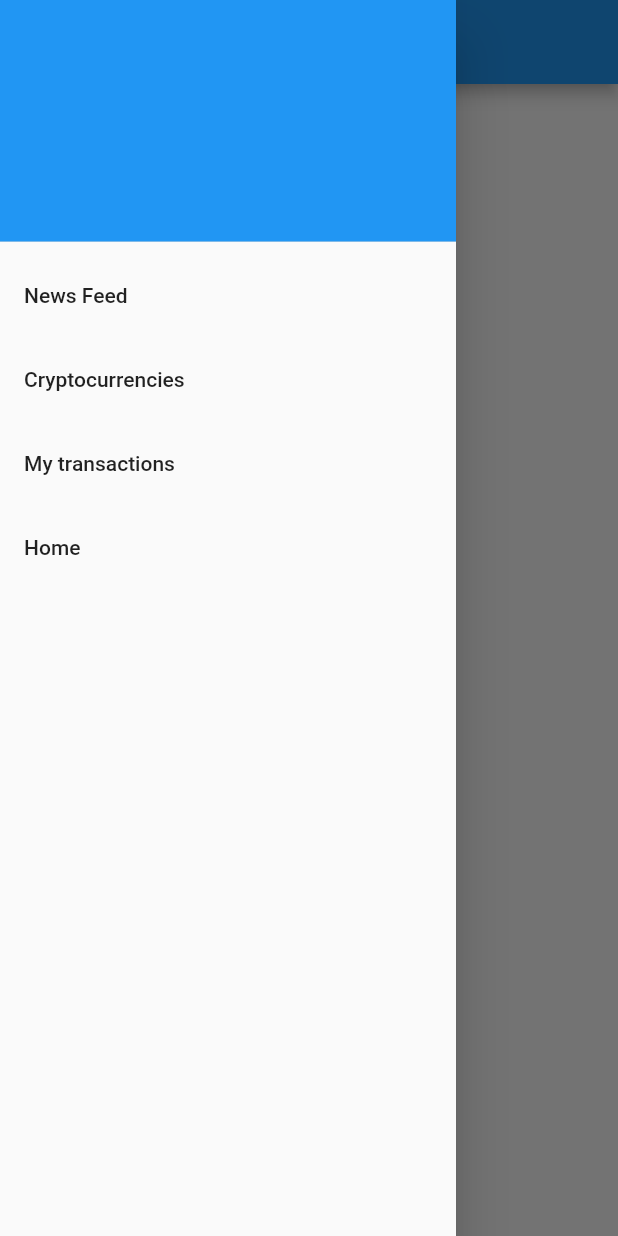
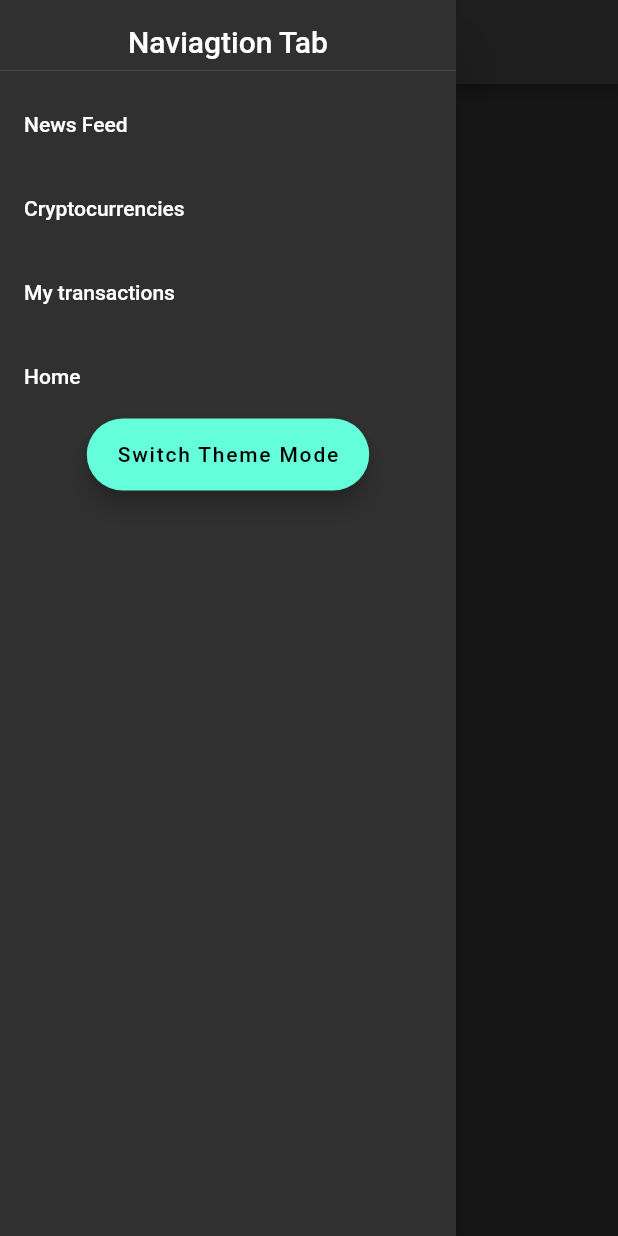
Before and after one commit to ThomasGrossmann/PreTPI, a Flutter app: the screen it shows after launch, with the side drawer open, on a phone screen of 412 x 824 dp. Run offline on Flutter 3.47's test engine with Material 2 defaults, Android fonts, the phone set to English and light mode, and no system bars; drawn by our look-alikes of pull_to_refresh; network calls fail.

Commit message:
Switch Theme

```diff
--- /dev/null
+++ b/CryptoFeed/lib/config/config.dart
@@ -0,0 +1,4 @@
+library config.globals;
+import 'package:untitled2/widget/theme.dart';
+
+MyTheme currentTheme = MyTheme();
--- a/CryptoFeed/lib/data/trending_data.dart
+++ b/CryptoFeed/lib/data/trending_data.dart
@@ -1,8 +1,5 @@
 /* Testing purposes at the moment */
 import 'dart:convert';
-
-import 'package:flutter/cupertino.dart';
-import 'package:flutter/material.dart';
 
 TrendingData TrendingDataFromJson(String str) => TrendingData.fromJson(json.decode(str));
 
@@ -13,7 +10,7 @@ class TrendingData {
   List<Trending> coins;
 
   factory TrendingData.fromJson(Map<String, dynamic> json) => TrendingData(
-    coins: List<Trending>.from(json['coins']['items'].map((x) => Trending.fromJson(x))),
+    coins: List<Trending>.from(json["coins"]['items'].map((x) => Trending.fromJson(x))),
   );
 
   Map<String, dynamic> toJson() => {
--- a/CryptoFeed/lib/main.dart
+++ b/CryptoFeed/lib/main.dart
@@ -1,29 +1,44 @@
 import 'dart:convert';
-import 'package:flutter/services.dart';
 import 'package:http/http.dart' as http;
 import 'package:flutter/material.dart';
+import 'package:untitled2/config/config.dart';
 import 'package:url_launcher/url_launcher.dart' as url;
 import 'package:pull_to_refresh/pull_to_refresh.dart';
 import 'data/news_data.dart';
 import 'data/trending_data.dart';
+import 'config/config.dart';
 
 void main() {
   runApp(const MyApp());
 }
 
-class MyApp extends StatelessWidget {
+class MyApp extends StatefulWidget {
   const MyApp({Key? key}) : super(key: key);
 
+  @override
+  _MyAppState createState() => _MyAppState();
+}
+
+class _MyAppState extends State<MyApp> {
   @override
   Widget build(BuildContext context) {
     return MaterialApp(
       title: 'CryptoFeed',
-      theme: ThemeData(
-        primarySwatch: Colors.blue,
-      ),
-      home: const HomePage(),
+      home: NewsPage(),
+      //HomePage(),
       debugShowCheckedModeBanner: false,
+      theme: ThemeData.light(),
+      darkTheme: ThemeData.dark(),
+      themeMode: currentTheme.currentTheme(),
     );
+  }
+
+  @override
+  void initState() {
+    super.initState();
+    currentTheme.addListener(() {
+      setState(() {});
+    });
   }
 }
 
@@ -35,11 +50,17 @@ class MyDrawer extends StatelessWidget {
     return Drawer(
       child: ListView(
         children: [
-          const DrawerHeader(
-            decoration: BoxDecoration(
-              color: Colors.blue,
+          Container(
+            height: 55,
+            child: const DrawerHeader(
+              child: Text(
+                'Naviagtion Tab',
+                textAlign: TextAlign.center,
+                style: TextStyle(fontSize: 20),
               ),
-            child: null,
+            ),
+            margin: const EdgeInsets.all(0.0),
+            padding: const EdgeInsets.all(0.0),
           ),
           ListTile(
             title: const Text('News Feed'),
@@ -72,12 +93,18 @@ class MyDrawer extends StatelessWidget {
           ListTile(
               title: const Text('Home'),
               onTap: () {
-                Navigator.push(
-                    context,
-                    MaterialPageRoute(builder: (context) => HomePage())
-                );
-              }
-          )
+                Navigator.push(context,
+                    MaterialPageRoute(builder: (context) => const HomePage()));
+              }),
+          Align(
+            child: FloatingActionButton.extended(
+              onPressed: () {
+                currentTheme.switchTheme();
+              },
+              label: const Text('Switch Theme Mode'),
+            ),
+            alignment: Alignment.bottomCenter,
+          ),
           /*ListTile(
             title: const Text('Login'),
             onTap: () {
@@ -99,6 +126,7 @@ class HomePage extends StatefulWidget {
   @override
   State<HomePage> createState() => _HomePageState();
 }
+
 class _HomePageState extends State<HomePage> {
   static List<Trending> _trending = [];
 
@@ -109,12 +137,13 @@ class _HomePageState extends State<HomePage> {
       controller.loadNoData();
       return false;
     }
-    final response = await http.get(Uri.parse("https://api.coingecko.com/api/v3/search/trending"));
+    final response = await http
+        .get(Uri.parse("https://api.coingecko.com/api/v3/search/trending"));
 
-    if(response.statusCode == 200) {
+    if (response.statusCode == 200) {
       final result = TrendingDataFromJson(response.body);
 
-      if(isRefresh == true) {
+      if (isRefresh == true) {
         _trending = result.coins;
       }
 
@@ -147,9 +176,9 @@ class _HomePageState extends State<HomePage> {
         }
         LoadStyle.ShowWhenLoading;
       },
-        child: null,//TODO : Display Trendings in HomePage
-      )
-    );
+      child: const Text(
+          'Nothing to see here.'), //TODO : Display Trendings in HomePage
+    ));
   }
 
   @override
@@ -177,6 +206,7 @@ class NewsPage extends StatefulWidget {
   @override
   State<NewsPage> createState() => _NewsPageState();
 }
+
 class _NewsPageState extends State<NewsPage> {
   static List<News> _news = [];
   int currentPage = 1;
@@ -249,9 +279,16 @@ class _NewsPageState extends State<NewsPage> {
                     title: Text(news.title),
                     subtitle: Text(news.description),
                     onTap: () {
-                      Navigator.of(context).push(MaterialPageRoute(builder: (context) {
-                        return OneNewsPage(news.source, news.url, news.urlToImage,
-                            news.title, news.publishedAt, news.content, news.description);
+                      Navigator.of(context)
+                          .push(MaterialPageRoute(builder: (context) {
+                        return OneNewsPage(
+                            news.source,
+                            news.url,
+                            news.urlToImage,
+                            news.title,
+                            news.publishedAt,
+                            news.content,
+                            news.description);
                       }));
                     },
                   )
@@ -292,13 +329,14 @@ class OneNewsPage extends StatefulWidget {
   final String content;
   final String description;
 
-  OneNewsPage(this.source, this.url, this.urlToImage, this.title, this.publishedAt, this.content, this.description);
+  OneNewsPage(this.source, this.url, this.urlToImage, this.title,
+      this.publishedAt, this.content, this.description);
 
   @override
   State<OneNewsPage> createState() => _OneNewsPageState();
 }
+
 class _OneNewsPageState extends State<OneNewsPage> {
-
   String convertToAgo(DateTime input) {
     Duration diff = DateTime.now().difference(input);
     if (diff.inDays >= 1) {
@@ -339,18 +377,19 @@ class _OneNewsPageState extends State<OneNewsPage> {
             subtitle: Text(widget.source.name),
             onTap: () => url.launch(widget.url, forceWebView: true),
           ),
-              Container(
-                child: Image.network(
+          Image.network(
             widget.urlToImage,
             fit: BoxFit.fill,
             errorBuilder: (context, error, stackTrace) {
               return Container(
                 color: Colors.amber,
                 alignment: Alignment.center,
-                        child: const Text('Error loading image !', style: TextStyle(fontSize: 30),),
+                child: const Text(
+                  'Error loading image !',
+                  style: TextStyle(fontSize: 30),
+                ),
               );
             },
-                  ),
           ),
           ListTile(
             subtitle: Text(convertToAgo(ago)),
@@ -368,6 +407,7 @@ class CryptoPage extends StatefulWidget {
   @override
   State<CryptoPage> createState() => _CryptoPageState();
 }
+
 class _CryptoPageState extends State<CryptoPage> {
   List<dynamic> _cryptos = [];
 
@@ -480,20 +520,21 @@ class TransactionsPage extends StatefulWidget {
   @override
   State<TransactionsPage> createState() => _TransactionsPageState();
 }
+
 class _TransactionsPageState extends State<TransactionsPage> {
   @override
   Widget build(BuildContext) {
     return Scaffold(
       appBar: AppBar(
-        title: const Text('Mes Transactions'),
+        title: const Text('My Transactions'),
         centerTitle: true,
       ),
       drawer: const MyDrawer(),
       body: Center(
         child: ElevatedButton(
           onPressed: () {
-            Navigator.push(context,
-                MaterialPageRoute(builder: (context) => HomePage()));
+            Navigator.push(
+                context, MaterialPageRoute(builder: (context) => const HomePage()));
           },
           child: const Text('Return to home page'),
         ),
@@ -508,6 +549,7 @@ class LoginPage extends StatefulWidget {
   @override
   State<LoginPage> createState() => _LoginPageState();
 }
+
 class _LoginPageState extends State<LoginPage> {
   TextEditingController nameController = TextEditingController();
   TextEditingController passwordController = TextEditingController();
```
Also changed, not shown: CryptoFeed/lib/widget/theme.dart (added, +14 -0 lines), 1 other file. Lines whose indentation alone changed are shown as unchanged.
